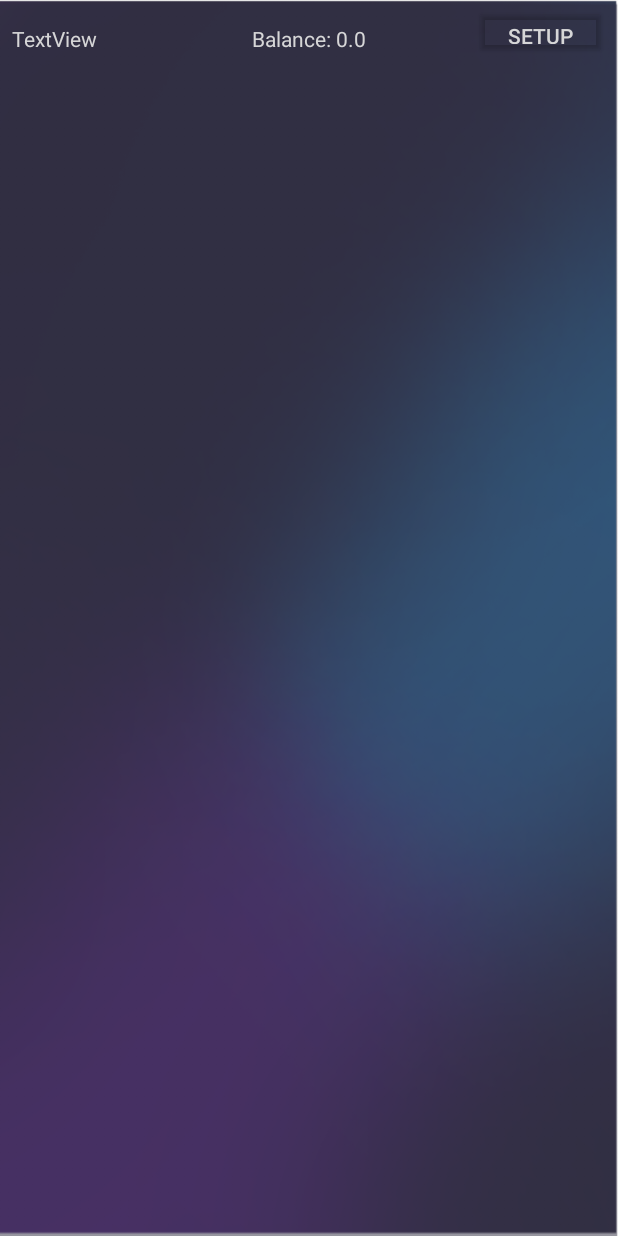
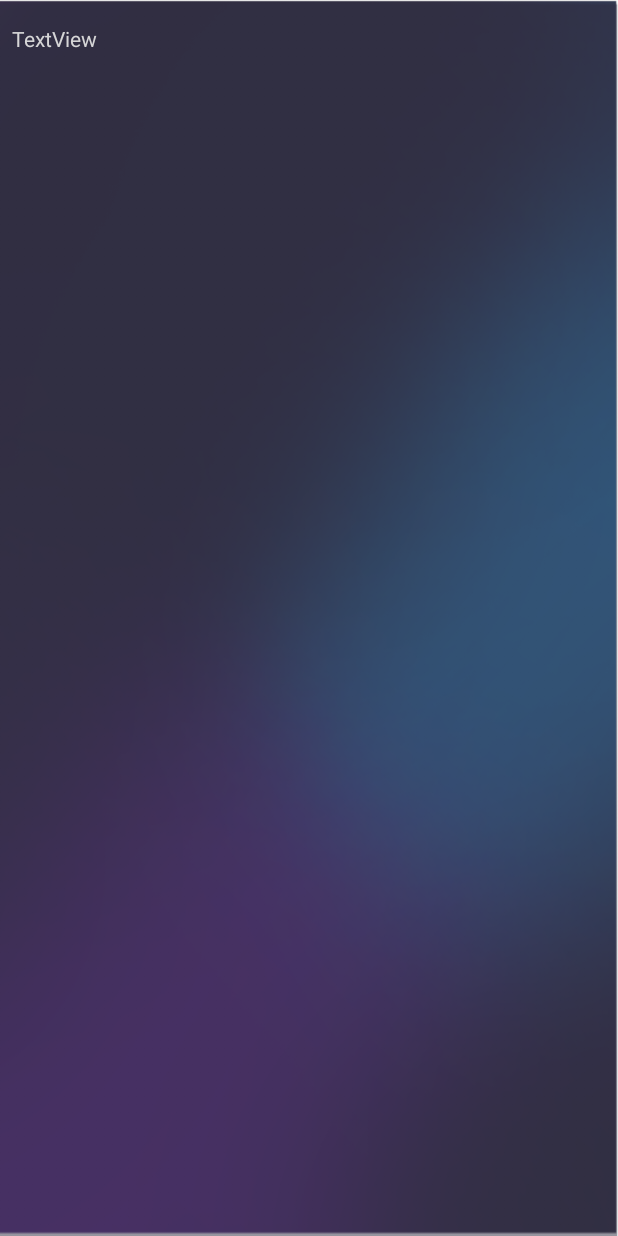
Before and after one commit to owenDevEirePersonal/TruckyTrack, an Android app: the DriverActivity screen opened directly, with no data from a screen before it, on a phone screen of 412 x 824 dp. Run offline under Robolectric (Android 15) with nearby library versions, the phone set to English and light mode, and no system bars.

Commit message:
<Initial Commit for the Individual Branch of Party App> Moved the link to SetupPatronActivity from a button on DriverActivity to a button on MainActivity. This is so that the SetupPatronActivity can serve  as a dummy version of the individual patron's side of the app.

```diff
--- a/app/src/main/java/com/deveire/dev/truckytrack/DriverActivity.java
+++ b/app/src/main/java/com/deveire/dev/truckytrack/DriverActivity.java
@@ -76,10 +76,10 @@ public class DriverActivity extends FragmentActivity implements GoogleApiClient.
     private GoogleMap mMap;
 
     private TextView mapText;
-    private TextView balanceText;
+    //private TextView balanceText;
     private TableLayout ordersTable;
     private ImageView adImageView;
-    private Button setupButton;
+
 
     final static int PAIR_READER_REQUESTCODE = 9;
 
@@ -220,31 +220,9 @@ public class DriverActivity extends FragmentActivity implements GoogleApiClient.
 
 
         mapText = (TextView) findViewById(R.id.mapText);
-        balanceText = (TextView) findViewById(R.id.balanceText);
+        //balanceText = (TextView) findViewById(R.id.balanceText);
         ordersTable = (TableLayout) findViewById(R.id.ordersTable);
-        setupButton = (Button) findViewById(R.id.setupButton);
-        setupButton.setOnClickListener(new View.OnClickListener()
-        {
-            @Override
-            public void onClick(View v)
-            {
-                //if scanner is connected, disconnect it
-                if(deviceManager.isConnection())
-                {
-                    Log.i("Scanner Buggery", "DriverActivity cutting connection prior to launching setupactivity.");
-                    stopAllScans = true;
-                    deviceManager.requestDisConnectDevice();
-                }
-
-                if(mScanner.isScanning())
-                {
-                    Log.i("Scanner Buggery", "DriverActivity cutting scanner prior to launching setupactivity.");
-                    mScanner.stopScan();
-                }
-                Intent i = new Intent(getApplicationContext(), SetupPatronActivity.class);
-                startActivity(i);
-            }
-        });
+
 
 
         /*scanKegButton.setOnClickListener(new View.OnClickListener()
@@ -299,7 +277,7 @@ public class DriverActivity extends FragmentActivity implements GoogleApiClient.
             savedDrinksCount.add(savedData.getInt("patronDrinksCount" + i, 0));
         }
         savedBalance = savedData.getFloat("savedBalance", 0.00f);
-        balanceText.setText("Balance: " + savedBalance);
+        //balanceText.setText("Balance: " + savedBalance);
 
         currentOrderViews = new ArrayList<OrderView>();
         currentOrderUIDs = new ArrayList<String>();
@@ -495,7 +473,7 @@ public class DriverActivity extends FragmentActivity implements GoogleApiClient.
                     @Override
                     public void run()
                     {
-                        balanceText.setText("Balance: " + savedBalance);
+                        //balanceText.setText("Balance: " + savedBalance);
                     }
                 });
 
@@ -718,7 +696,7 @@ public class DriverActivity extends FragmentActivity implements GoogleApiClient.
     public void addBalance(float cashToAdd)
     {
         savedBalance += cashToAdd;
-        balanceText.setText("Balance: " + savedBalance);
+        //balanceText.setText("Balance: " + savedBalance);
     }
 
     private void addToDrinksCount(String inUID, int inDrinksOrdered)
--- a/app/src/main/res/layout/activity_driver.xml
+++ b/app/src/main/res/layout/activity_driver.xml
@@ -26,18 +26,17 @@
         android:id="@+id/scrollView"
         android:layout_width="0dp"
         android:layout_height="0dp"
-        android:layout_marginBottom="8dp"
+        android:layout_marginBottom="5dp"
         android:layout_marginEnd="8dp"
         android:layout_marginLeft="8dp"
         android:layout_marginRight="8dp"
         android:layout_marginStart="8dp"
-        android:layout_marginTop="8dp"
         map:layout_constraintBottom_toBottomOf="parent"
         map:layout_constraintHorizontal_bias="0.0"
         map:layout_constraintLeft_toLeftOf="parent"
         map:layout_constraintRight_toRightOf="parent"
-        map:layout_constraintTop_toBottomOf="@+id/setupButton"
-        map:layout_constraintVertical_bias="0.0">
+        android:layout_marginTop="8dp"
+        map:layout_constraintTop_toBottomOf="@+id/mapText">
 
         <TableLayout
             android:id="@+id/ordersTable"
@@ -48,32 +47,4 @@
         </TableLayout>
     </ScrollView>
 
-    <TextView
-        android:id="@+id/balanceText"
-        android:layout_width="wrap_content"
-        android:layout_height="wrap_content"
-        android:layout_marginLeft="8dp"
-        android:layout_marginRight="8dp"
-        android:layout_marginTop="16dp"
-        android:text="Balance: 0€"
-        android:textColor="@color/cast_expanded_controller_text_color"
-        map:layout_constraintLeft_toLeftOf="parent"
-        map:layout_constraintRight_toRightOf="parent"
-        map:layout_constraintTop_toTopOf="parent"/>
-
-    <Button
-        android:id="@+id/setupButton"
-        android:layout_width="wrap_content"
-        android:layout_height="35dp"
-        android:layout_marginLeft="8dp"
-        android:layout_marginRight="8dp"
-        android:layout_marginTop="4dp"
-        android:backgroundTint="@android:color/transparent"
-        android:text="Setup"
-        android:textColor="@color/cast_expanded_controller_text_color"
-        map:layout_constraintHorizontal_bias="1.0"
-        map:layout_constraintLeft_toRightOf="@+id/balanceText"
-        map:layout_constraintRight_toRightOf="parent"
-        map:layout_constraintTop_toTopOf="parent"/>
-
 </android.support.constraint.ConstraintLayout>
--- /dev/null
+++ b/settings.gradle
@@ -0,0 +1 @@
+include ':app'
```
Also changed, not shown: app/src/main/res/layout/activity_main.xml (+12 -7 lines), build.gradle (added, +23 -0 lines), gradle.properties (added, +17 -0 lines), gradle/wrapper/gradle-wrapper.properties (added), 4 other files.
